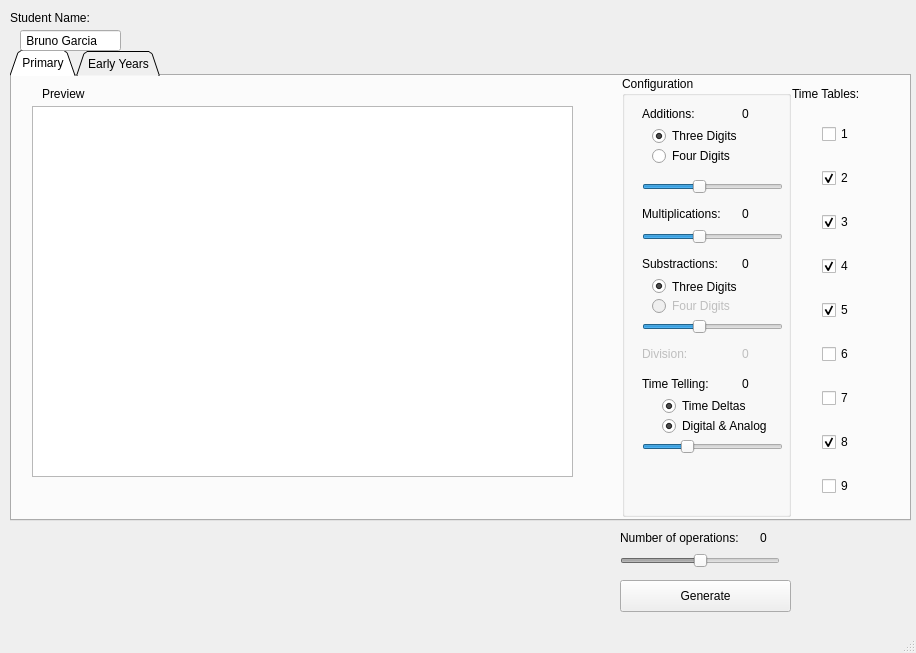
miguelgarciaarribas/multroaster, file ui/multui.ui: the form before one commit.
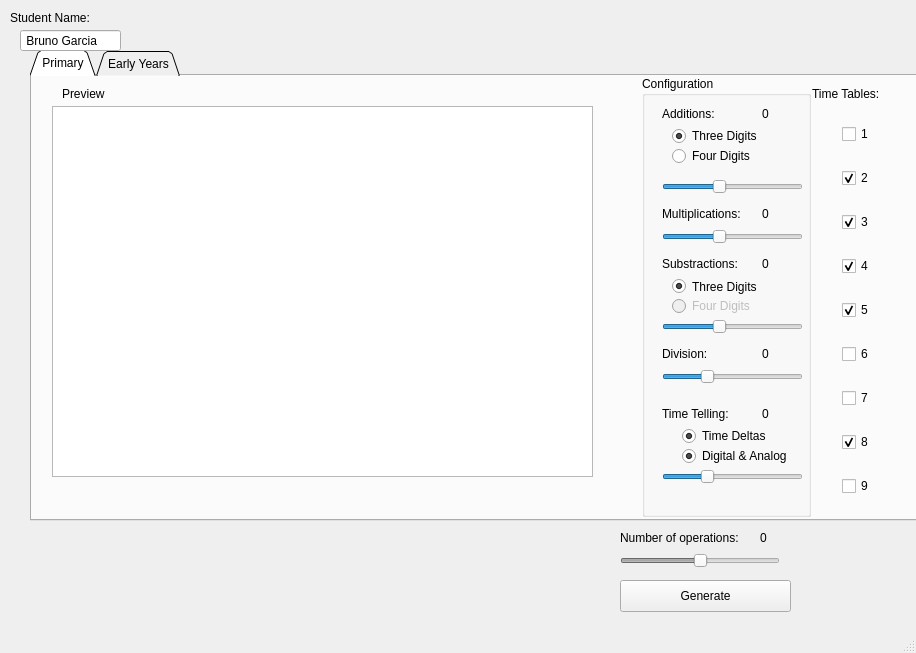
The form after the commit. The open tabs and pages were chosen to show the change.

Commit message: Implement the division operation

What changed in the file:
```diff
--- a/ui/multui.ui
+++ b/ui/multui.ui
@@ -17,7 +17,7 @@
    <widget class="QTabWidget" name="tabWidget">
     <property name="geometry">
      <rect>
-      <x>10</x>
+      <x>30</x>
       <y>50</y>
       <width>901</width>
       <height>471</height>
@@ -418,7 +418,7 @@
        <property name="geometry">
         <rect>
          <x>20</x>
-         <y>360</y>
+         <y>390</y>
          <width>141</width>
          <height>22</height>
         </rect>
@@ -446,7 +446,7 @@
        <property name="geometry">
         <rect>
          <x>20</x>
-         <y>300</y>
+         <y>330</y>
          <width>81</width>
          <height>16</height>
         </rect>
@@ -459,7 +459,7 @@
        <property name="geometry">
         <rect>
          <x>120</x>
-         <y>300</y>
+         <y>330</y>
          <width>21</width>
          <height>16</height>
         </rect>
@@ -472,7 +472,7 @@
        <property name="geometry">
         <rect>
          <x>40</x>
-         <y>320</y>
+         <y>350</y>
          <width>100</width>
          <height>20</height>
         </rect>
@@ -491,7 +491,7 @@
        <property name="geometry">
         <rect>
          <x>40</x>
-         <y>340</y>
+         <y>370</y>
          <width>121</width>
          <height>20</height>
         </rect>
@@ -508,7 +508,7 @@
       </widget>
       <widget class="QLabel" name="label_10">
        <property name="enabled">
-        <bool>false</bool>
+        <bool>true</bool>
        </property>
        <property name="geometry">
         <rect>
@@ -524,7 +524,7 @@
       </widget>
       <widget class="QLabel" name="divisionCount">
        <property name="enabled">
-        <bool>false</bool>
+        <bool>true</bool>
        </property>
        <property name="geometry">
         <rect>
@@ -538,6 +538,34 @@
         <string>0</string>
        </property>
       </widget>
+      <widget class="QSlider" name="divisionAmountSlider">
+       <property name="geometry">
+        <rect>
+         <x>20</x>
+         <y>290</y>
+         <width>141</width>
+         <height>22</height>
+        </rect>
+       </property>
+       <property name="minimum">
+        <number>0</number>
+       </property>
+       <property name="maximum">
+        <number>10</number>
+       </property>
+       <property name="pageStep">
+        <number>5</number>
+       </property>
+       <property name="value">
+        <number>3</number>
+       </property>
+       <property name="sliderPosition">
+        <number>3</number>
+       </property>
+       <property name="orientation">
+        <enum>Qt::Horizontal</enum>
+       </property>
+      </widget>
      </widget>
      <widget class="QLabel" name="label_3">
       <property name="geometry">
```
Left out of the diff: 2 changed lines with no effect on the pictures. The commit also changes 6 other files.
